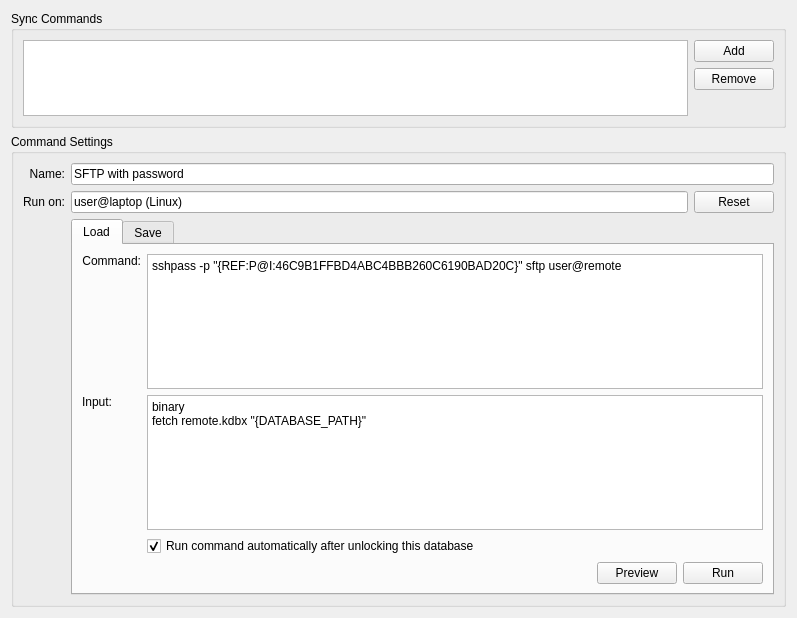
This is src/gui/dbsettings/DatabaseSettingsWidgetSyncCommand.ui in t-h-e/keepassxc as Qt 5 draws it before an edit. The edited form follows.
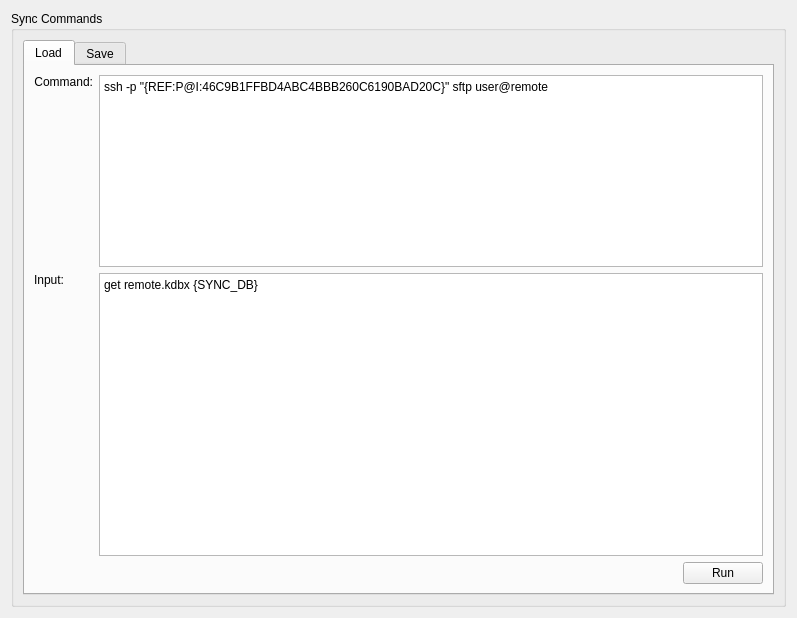
This is the edited form. The open tabs and pages were chosen to show the change.

Diff of the .ui file:
```diff
--- a/src/gui/dbsettings/DatabaseSettingsWidgetSyncCommand.ui
+++ b/src/gui/dbsettings/DatabaseSettingsWidgetSyncCommand.ui
@@ -14,101 +14,13 @@
    <string>Form</string>
   </property>
   <layout class="QVBoxLayout" name="verticalLayout">
-   <item>
-    <widget class="QGroupBox" name="groupBox_2">
-     <property name="title">
-      <string>Sync Commands</string>
-     </property>
-     <layout class="QVBoxLayout" name="verticalLayout_2">
-      <item>
-       <layout class="QHBoxLayout" name="horizontalLayout_3">
-        <item>
-         <widget class="QListView" name="listView_2"/>
-        </item>
-        <item>
-         <layout class="QVBoxLayout" name="verticalLayout_4">
-          <item>
-           <widget class="QPushButton" name="pushButton_5">
-            <property name="text">
-             <string>Add</string>
-            </property>
-           </widget>
-          </item>
-          <item>
-           <widget class="QPushButton" name="pushButton_6">
-            <property name="text">
-             <string>Remove</string>
-            </property>
-           </widget>
-          </item>
-          <item>
-           <spacer name="verticalSpacer_2">
-            <property name="orientation">
-             <enum>Qt::Vertical</enum>
-            </property>
-            <property name="sizeHint" stdset="0">
-             <size>
-              <width>20</width>
-              <height>40</height>
-             </size>
-            </property>
-           </spacer>
-          </item>
-         </layout>
-        </item>
-       </layout>
-      </item>
-     </layout>
-    </widget>
-   </item>
    <item>
     <widget class="QGroupBox" name="groupBox_4">
      <property name="title">
-      <string>Command Settings</string>
+      <string>Sync Commands</string>
      </property>
      <layout class="QGridLayout" name="gridLayout_3">
-      <item row="1" column="1">
-       <widget class="QLineEdit" name="lineEdit_2">
-        <property name="text">
-         <string>user@laptop (Linux)</string>
-        </property>
-       </widget>
-      </item>
-      <item row="1" column="2">
-       <widget class="QPushButton" name="pushButton_7">
-        <property name="text">
-         <string>Reset</string>
-        </property>
-       </widget>
-      </item>
-      <item row="0" column="1" colspan="2">
-       <widget class="QLineEdit" name="lineEdit">
-        <property name="text">
-         <string>SFTP with password</string>
-        </property>
-       </widget>
-      </item>
-      <item row="0" column="0">
-       <widget class="QLabel" name="label">
-        <property name="text">
-         <string>Name:</string>
-        </property>
-        <property name="alignment">
-         <set>Qt::AlignRight|Qt::AlignTrailing|Qt::AlignVCenter</set>
-        </property>
-       </widget>
-      </item>
-      <item row="1" column="0">
-       <widget class="QLabel" name="label_4">
-        <property name="text">
-         <string>Run on:</string>
-        </property>
-        <property name="alignment">
-         <set>Qt::AlignRight|Qt::AlignTrailing|Qt::AlignVCenter</set>
-        </property>
-       </widget>
-      </item>
-      <item row="2" column="1" colspan="2">
+      <item row="0" column="0" colspan="2">
        <widget class="QTabWidget" name="tabWidget">
         <property name="currentIndex">
          <number>1</number>
@@ -131,7 +43,7 @@
           <item row="0" column="1">
            <widget class="QPlainTextEdit" name="plainTextEdit_10">
             <property name="sizePolicy">
-             <sizepolicy hsizetype="Expanding" vsizetype="MinimumExpanding">
+             <sizepolicy hsizetype="Minimum" vsizetype="Minimum">
               <horstretch>0</horstretch>
               <verstretch>0</verstretch>
              </sizepolicy>
@@ -139,11 +51,11 @@
             <property name="minimumSize">
              <size>
               <width>0</width>
-              <height>30</height>
+              <height>20</height>
              </size>
             </property>
             <property name="plainText">
-             <string>sshpass -p &quot;{REF:P@I:46C9B1FFBD4ABC4BBB260C6190BAD20C}&quot; sftp user@remote</string>
+             <string>ssh -p &quot;{REF:P@I:46C9B1FFBD4ABC4BBB260C6190BAD20C}&quot; sftp user@remote</string>
             </property>
            </widget>
           </item>
@@ -172,22 +84,11 @@
              </size>
             </property>
             <property name="plainText">
-             <string>binary
-fetch remote.kdbx &quot;{DATABASE_PATH}&quot;</string>
+             <string>get remote.kdbx {SYNC_DB}</string>
             </property>
            </widget>
           </item>
           <item row="2" column="1">
-           <widget class="QCheckBox" name="checkBox_3">
-            <property name="text">
-             <string>Run command automatically after unlocking this database</string>
-            </property>
-            <property name="checked">
-             <bool>true</bool>
-            </property>
-           </widget>
-          </item>
-          <item row="3" column="1">
            <layout class="QHBoxLayout" name="horizontalLayout_6">
             <item>
              <spacer name="horizontalSpacer_5">
@@ -202,16 +103,6 @@
               </property>
              </spacer>
             </item>
-            <item>
-             <widget class="QPushButton" name="pushButton_12">
-              <property name="text">
-               <string>Preview</string>
-              </property>
-              <property name="checkable">
-               <bool>true</bool>
-              </property>
-             </widget>
-            </item>
             <item>
              <widget class="QPushButton" name="pushButton_13">
               <property name="text">
```
Left out of the diff: 37 changed lines with no effect on the pictures.
